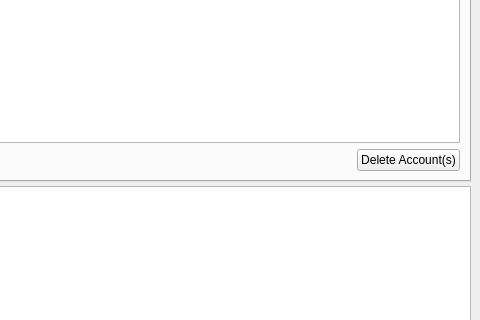
This is ui/MainWindow2.ui in herrsmitty8128/ConsolidationBuilder as Qt 5 draws it before an edit; both pictures show x 523 to 1003 and y 302 to 622 of the 1003 by 767 pixel window. The edited form follows.
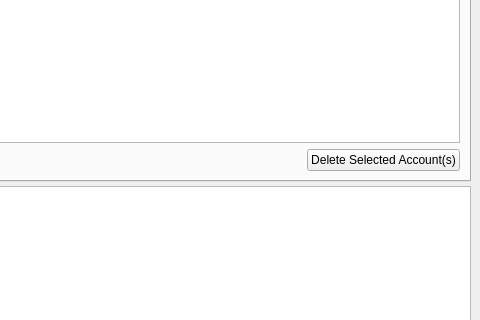
This is the edited form. The open tabs and pages were chosen to show the change.

```diff
--- a/ui/MainWindow2.ui
+++ b/ui/MainWindow2.ui
@@ -233,7 +233,7 @@
                 <item>
                  <widget class="QPushButton" name="deleteAccountButton">
                   <property name="text">
-                   <string>Delete Account(s)</string>
+                   <string>Delete Selected Account(s)</string>
                   </property>
                  </widget>
                 </item>
```
Left out of the diff: 6 changed lines with no effect on the pictures.
